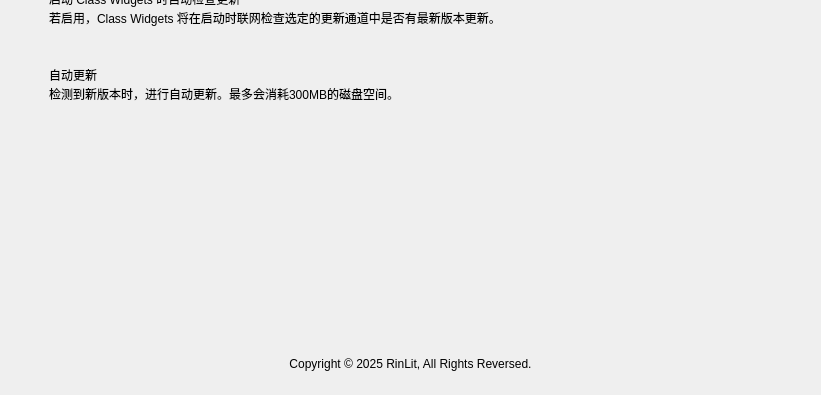
yhlhoh/Class-Widgets, file view/menu/about.ui: the form before one commit; both pictures show x 0 to 821 and y 448 to 843 of the 821 by 843 pixel window.
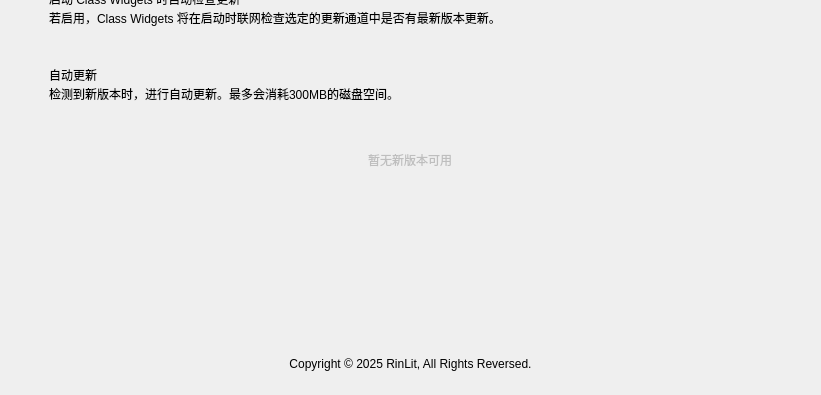
The form after the commit. Icons and pictures are not drawn. Custom widgets are drawn as their Qt base class.

The edit to the form file:
```diff
--- a/view/menu/about.ui
+++ b/view/menu/about.ui
@@ -49,8 +49,8 @@
        <rect>
         <x>0</x>
         <y>0</y>
-        <width>773</width>
-        <height>735</height>
+        <width>756</width>
+        <height>796</height>
        </rect>
       </property>
       <layout class="QVBoxLayout" name="verticalLayout_4">
@@ -744,6 +744,37 @@
            </layout>
           </widget>
          </item>
+         <item>
+          <widget class="CardWidget" name="CardWidget_23">
+           <property name="enabled">
+            <bool>true</bool>
+           </property>
+           <property name="minimumSize">
+            <size>
+             <width>0</width>
+             <height>70</height>
+            </size>
+           </property>
+           <layout class="QGridLayout" name="gridLayout">
+            <item row="0" column="0">
+             <widget class="PrimaryPushButton" name="do_upgrade">
+              <property name="enabled">
+               <bool>false</bool>
+              </property>
+              <property name="sizePolicy">
+               <sizepolicy hsizetype="Maximum" vsizetype="Fixed">
+                <horstretch>0</horstretch>
+                <verstretch>0</verstretch>
+               </sizepolicy>
+              </property>
+              <property name="text">
+               <string>暂无新版本可用</string>
+              </property>
+             </widget>
+            </item>
+           </layout>
+          </widget>
+         </item>
         </layout>
        </item>
        <item>
```
Left out of the diff: 5 changed lines with no effect on the pictures.
